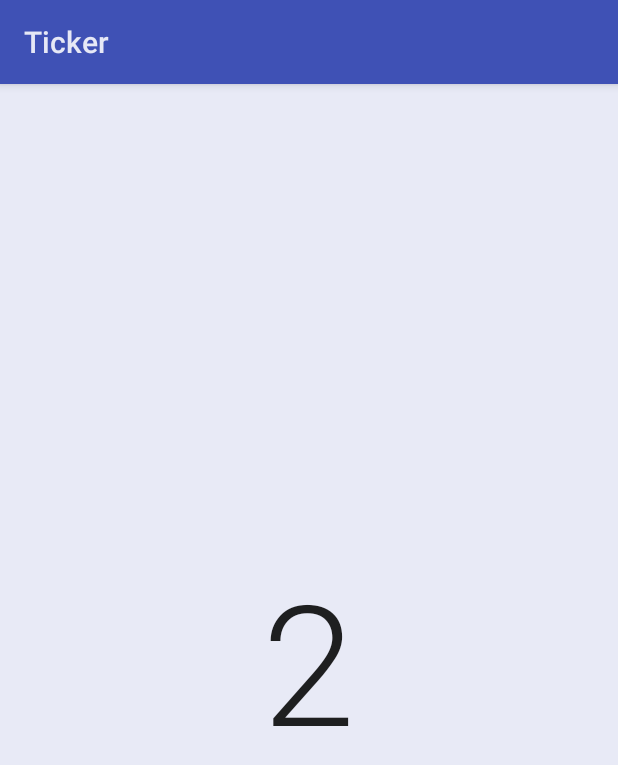
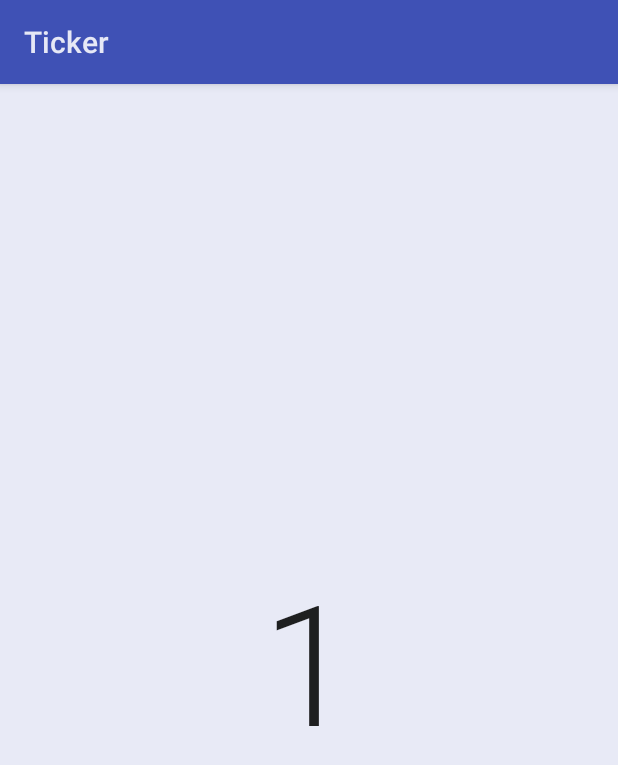
Before and after one commit to AndroCurious/androidui, an Android app: the first screen one second after launch (TickerDisplayActivity), on a phone screen of 412 x 824 dp. Shown: the top 765 px of the screen. Run offline under Robolectric (Android 15) with nearby library versions, the phone set to English and light mode, and no system bars.

Commit message:
Initial checkin

```diff
--- a/Examples/Ticker/app/src/main/java/examples/course/ticker/TickerDisplayActivity.java
+++ b/Examples/Ticker/app/src/main/java/examples/course/ticker/TickerDisplayActivity.java
@@ -9,8 +9,9 @@ public class TickerDisplayActivity extends Activity {
 
     private TextView mCounterView;
     private int mCounter = 0;
-    private Handler mHandler = new Handler();
-    Runnable update;
+    private final long delay = 1000;
+    private final Handler mHandler = new Handler();
+    private Runnable update;
 
     @Override
     protected void onCreate(Bundle savedInstanceState) {
@@ -19,11 +20,13 @@ public class TickerDisplayActivity extends Activity {
 
         mCounterView = (TextView) findViewById(R.id.counter);
 
+        // Runnable that updates the counter and then posts
+        // itself to the Handler to be be run again after 1 second
         update = new Runnable() {
             @Override
             public void run() {
                 mCounterView.setText(String.valueOf(++mCounter));
-                mHandler.postDelayed(this, 1000);
+                mHandler.postDelayed(this, delay);
             }
         };
     }
@@ -42,9 +45,13 @@ public class TickerDisplayActivity extends Activity {
 
     private void setTimerEnabled(boolean isInForeground) {
         if (isInForeground) {
+
+            // Update the counter and post the update Runnable
             mCounterView.setText(String.valueOf(mCounter));
-            mHandler.post(update);
+            mHandler.postDelayed(update, delay);
         } else {
+
+            // Remove posted Runnables, stopping the ticker's update
             mHandler.removeCallbacks(update);
             }
     }
--- a/Examples/Ticker/app/src/main/res/layout/activity_ticker_display.xml
+++ b/Examples/Ticker/app/src/main/res/layout/activity_ticker_display.xml
@@ -10,7 +10,6 @@
 
     <TextView
         android:id="@+id/counter"
-        android:text="0"
         android:textAppearance="@android:style/TextAppearance.Material.Display4"
         android:layout_width="wrap_content"
         android:layout_height="wrap_content"
--- a/Examples/Ticker/app/src/main/res/values/color.xml
+++ b/Examples/Ticker/app/src/main/res/values/color.xml
@@ -6,6 +6,4 @@
     <color name="pink">#FFFF4081</color>
     <color name="black_text_87">#DE000000</color>
     <color name="black_text_54">#8A000000</color>
-    <color name="indigo_text_87">#DE3F51B5</color>
-    <color name="indigo_text_54">#8A3F51B5</color>
 </resources>
--- a/Examples/Ticker/app/src/main/res/values/strings.xml
+++ b/Examples/Ticker/app/src/main/res/values/strings.xml
@@ -1,8 +1,4 @@
 <?xml version="1.0" encoding="utf-8"?>
 <resources>
-
     <string name="app_name">Ticker</string>
-    <string name="hello_world">Hello world!</string>
-    <string name="action_settings">Settings</string>
-
 </resources>
--- a/Examples/Ticker/build.gradle
+++ b/Examples/Ticker/build.gradle
@@ -5,7 +5,7 @@ buildscript {
         jcenter()
     }
     dependencies {
-        classpath 'com.android.tools.build:gradle:0.12.2'
+        classpath 'com.android.tools.build:gradle:1.0.0'
 
         // NOTE: Do not place your application dependencies here; they belong
         // in the individual module build.gradle files
```
Also changed, not shown: Examples/Ticker/app/build.gradle (+5 -9 lines), Examples/Ticker/app/src/main/res/menu/ticker_display.xml (deleted, +0 -8 lines), Examples/Ticker/gradle/wrapper/gradle-wrapper.properties, 4 other files.
